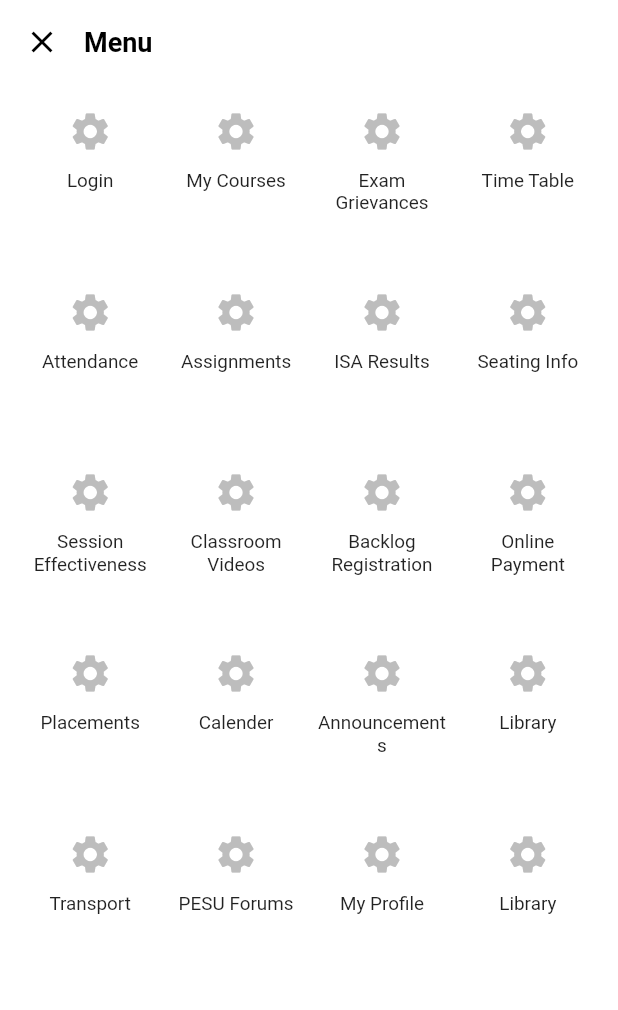
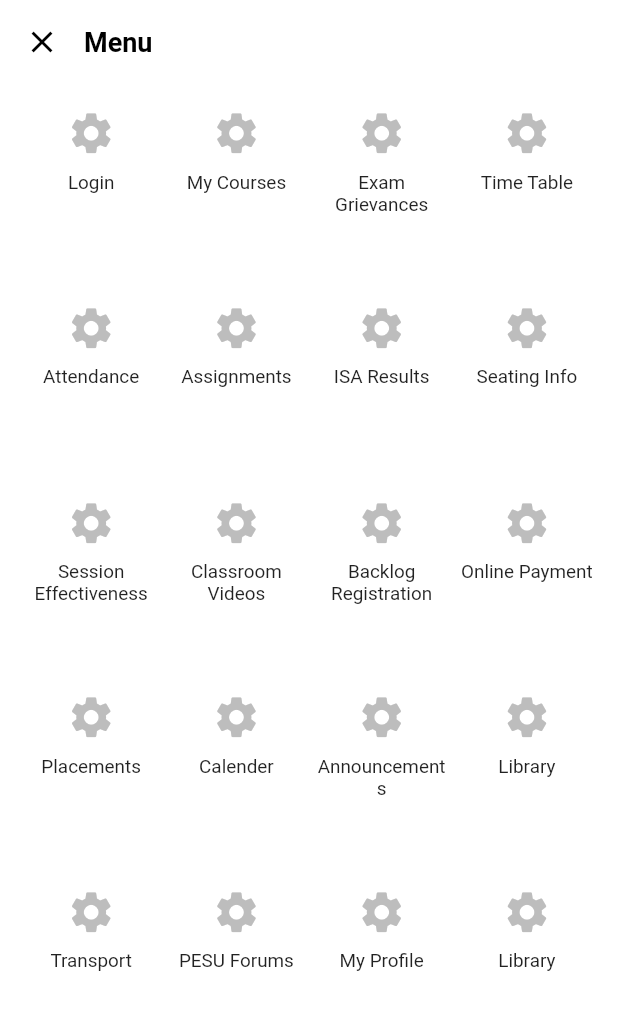
Before and after one commit to PesuDev/Pesua, a Flutter app: the MenuPage screen opened directly, on a phone screen of 412 x 824 dp. Shown: the top 1010 px of the screen. Run offline on Flutter 3.47's test engine with Material 2 defaults, Android fonts, the phone set to English and light mode, and no system bars; our stand-ins replace charts_flutter, flutter_swiper_null_safety, flutter_switch, syncfusion_flutter_charts; network calls fail.

Commit message:
dashboard_ui_enhancements

```diff
--- a/lib/src/dashboard_module/view/menu_page.dart
+++ b/lib/src/dashboard_module/view/menu_page.dart
@@ -59,8 +59,8 @@ class _MenuPageState extends State<MenuPage> {
           child: GridView.builder(
             gridDelegate: SliverGridDelegateWithFixedCrossAxisCount(
                 crossAxisCount: 4,
-                crossAxisSpacing: 10,
-                childAspectRatio: 1.1,
+                crossAxisSpacing: _mainHeight*0.01,
+                childAspectRatio: 1,
                 mainAxisSpacing: _mainHeight * 0.05),
             itemBuilder: (_, index) {
               var data = _viewModel.getSettingsList()[index];
@@ -81,10 +81,10 @@ class _MenuPageState extends State<MenuPage> {
                       Icon(
                         data.icon,
                         color: Colors.grey.shade400,
-                        size: 30,
+                        size: _mainHeight*0.04,
                       ),
                       SizedBox(
-                        height: 10,
+                        height: _mainHeight*0.01,
                       ),
                       Text(
                         data.name ?? '',
```
